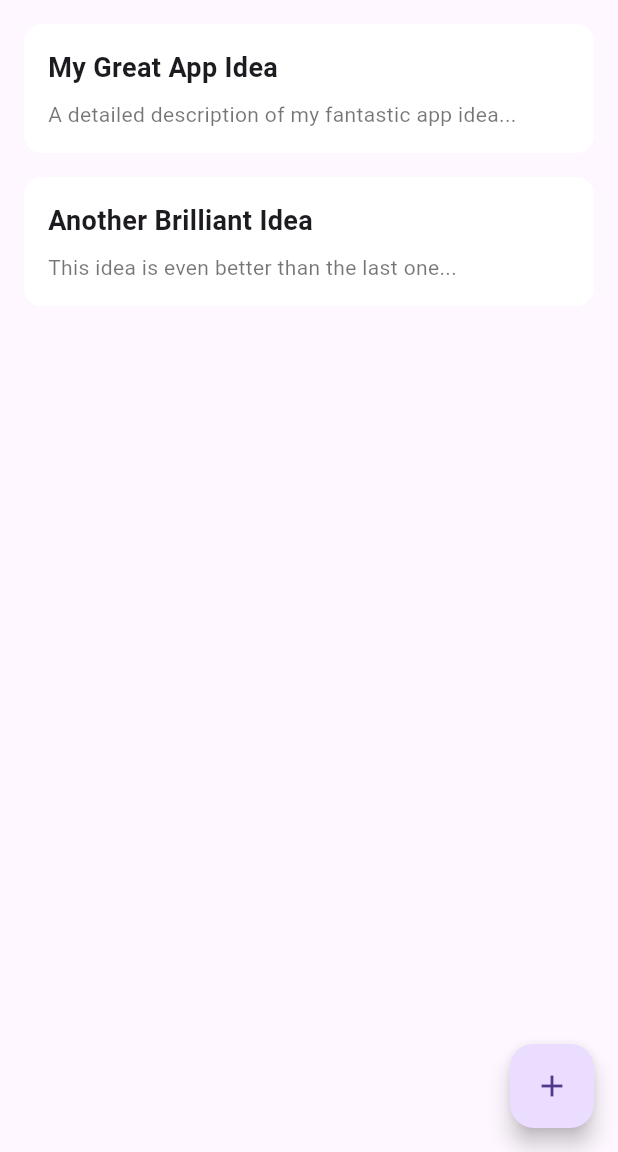
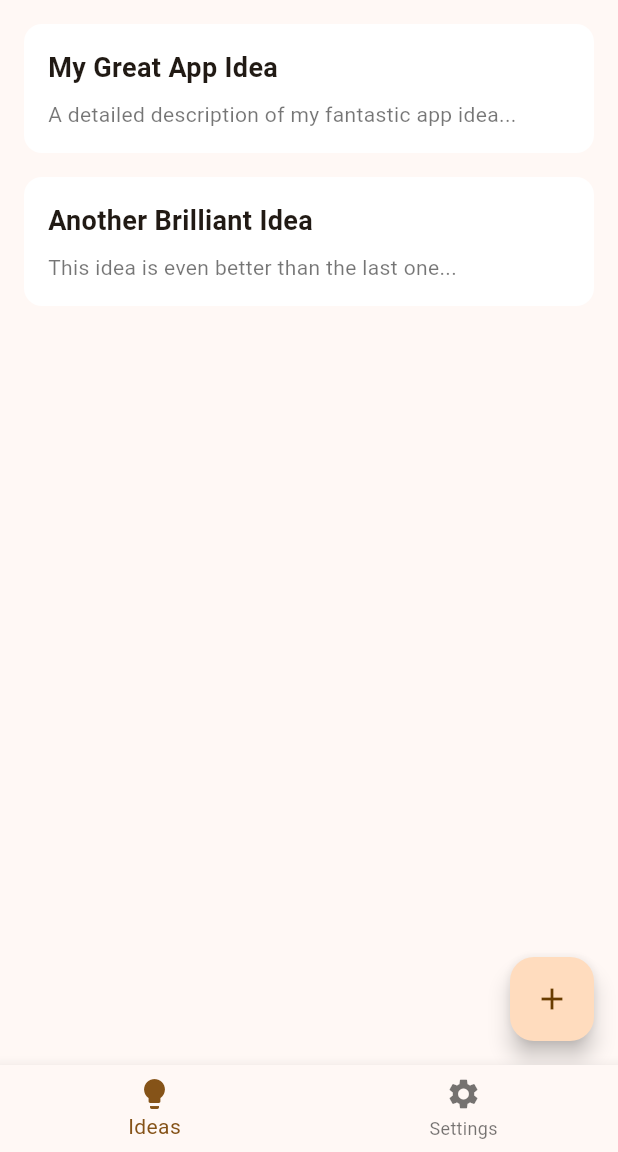
Before and after one commit to Veeqy/ideavault, a Flutter app: the screen it shows after launch, on a phone screen of 412 x 824 dp, the part 84-1236 px from its top. Run offline on Flutter 3.47's test engine with Material 3 defaults, Android fonts, the phone set to English and light mode, and no system bars; our stand-ins replace go_router.

Commit message:
feat: Update main app structure to use router configuration

```diff
--- a/lib/main.dart
+++ b/lib/main.dart
@@ -1,5 +1,6 @@
 import 'package:flutter/material.dart';
-import 'package:ideavault/features/ideas/presentation/screens/home_screen.dart';
+// import 'package:ideavault/core/routing/app_router.dart';
+import 'package:ideavault/core/utils/routing/app_router.dart';
 
 void main() {
   runApp(const MyApp());
@@ -10,10 +11,14 @@ class MyApp extends StatelessWidget {
 
   @override
   Widget build(BuildContext context) {
-    return const MaterialApp(
+    return MaterialApp.router(
       debugShowCheckedModeBanner: false,
       title: 'IdeaVault',
-      home: HomeScreen(),
+      routerConfig: appRouter, // Use our router
+      theme: ThemeData(
+        colorScheme: ColorScheme.fromSeed(seedColor: Colors.orange),
+        useMaterial3: true,
+      ),
     );
   }
 }
```
